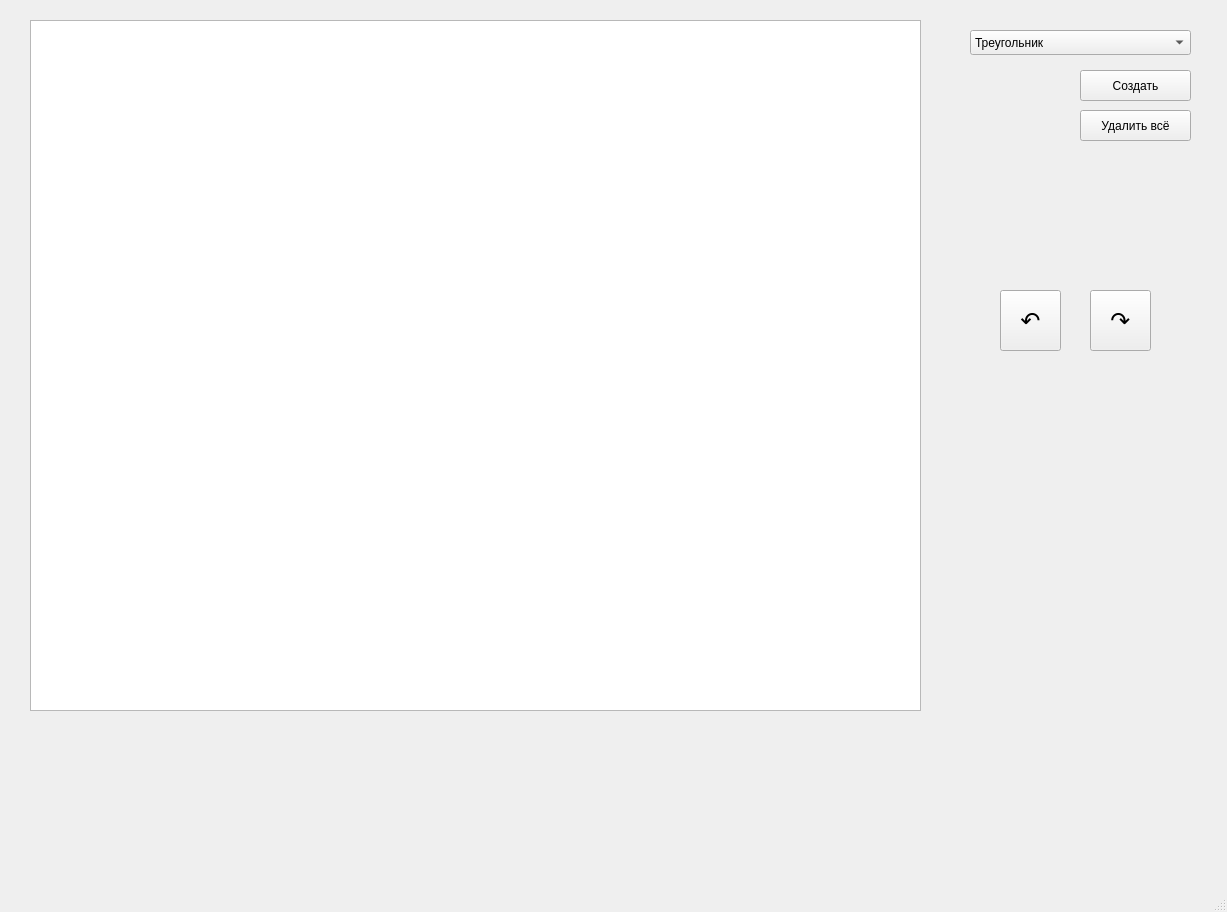
First picture: the form in mainwindow.ui, repository HXPPY228/lab1task2remaded, before the edit.
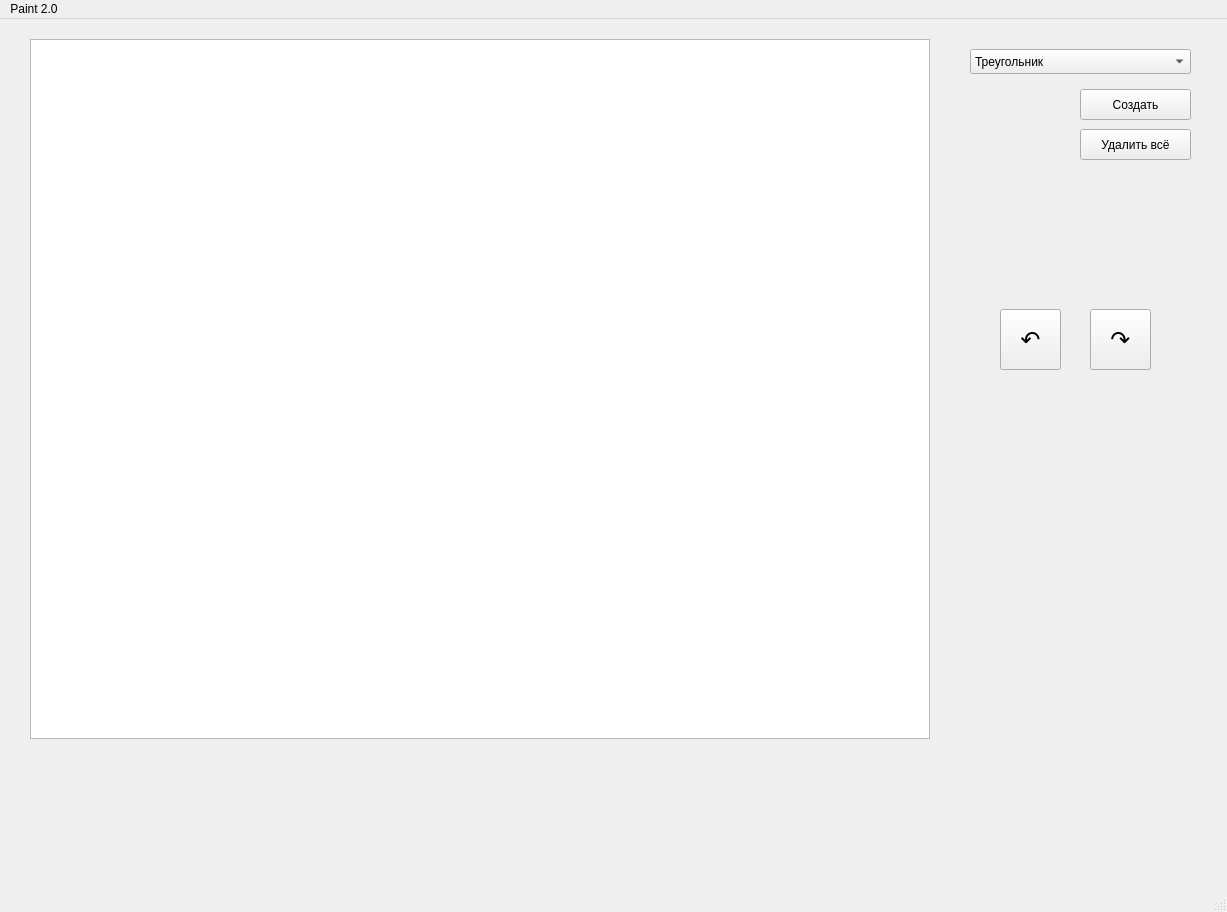
Second picture: the form after the edit.

The edit to the form file:
```diff
--- a/mainwindow.ui
+++ b/mainwindow.ui
@@ -19,8 +19,8 @@
      <rect>
       <x>30</x>
       <y>20</y>
-      <width>891</width>
-      <height>691</height>
+      <width>900</width>
+      <height>700</height>
      </rect>
     </property>
    </widget>
@@ -159,6 +159,12 @@
      <height>22</height>
     </rect>
    </property>
+   <widget class="QMenu" name="menuPaint_2_0">
+    <property name="title">
+     <string>Paint 2.0</string>
+    </property>
+   </widget>
+   <addaction name="menuPaint_2_0"/>
   </widget>
   <widget class="QStatusBar" name="statusbar"/>
  </widget>
```
